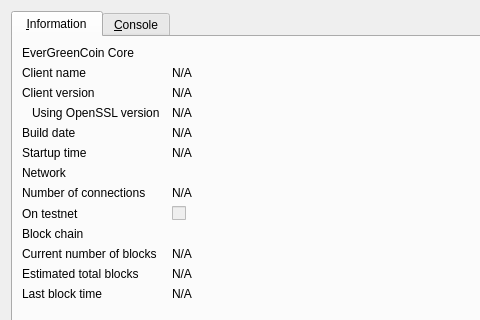
This is src/qt/forms/rpcconsole.ui in EverGreenCoinDev/EverGreenCoin as Qt 5 draws it before an edit; both pictures show x 0 to 480 and y 0 to 320 of the 740 by 491 pixel window. The edited form follows.
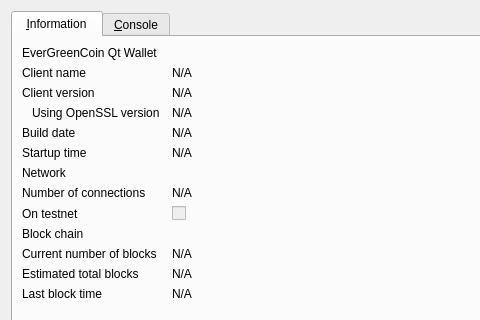
This is the edited form. Icons and pictures are not drawn.

Patch:
```diff
--- a/src/qt/forms/rpcconsole.ui
+++ b/src/qt/forms/rpcconsole.ui
@@ -33,7 +33,7 @@
        <item row="0" column="0">
         <widget class="QLabel" name="label_9">
          <property name="text">
-          <string>EverGreenCoin Core</string>
+          <string>EverGreenCoin Qt Wallet</string>
          </property>
         </widget>
        </item>
```
